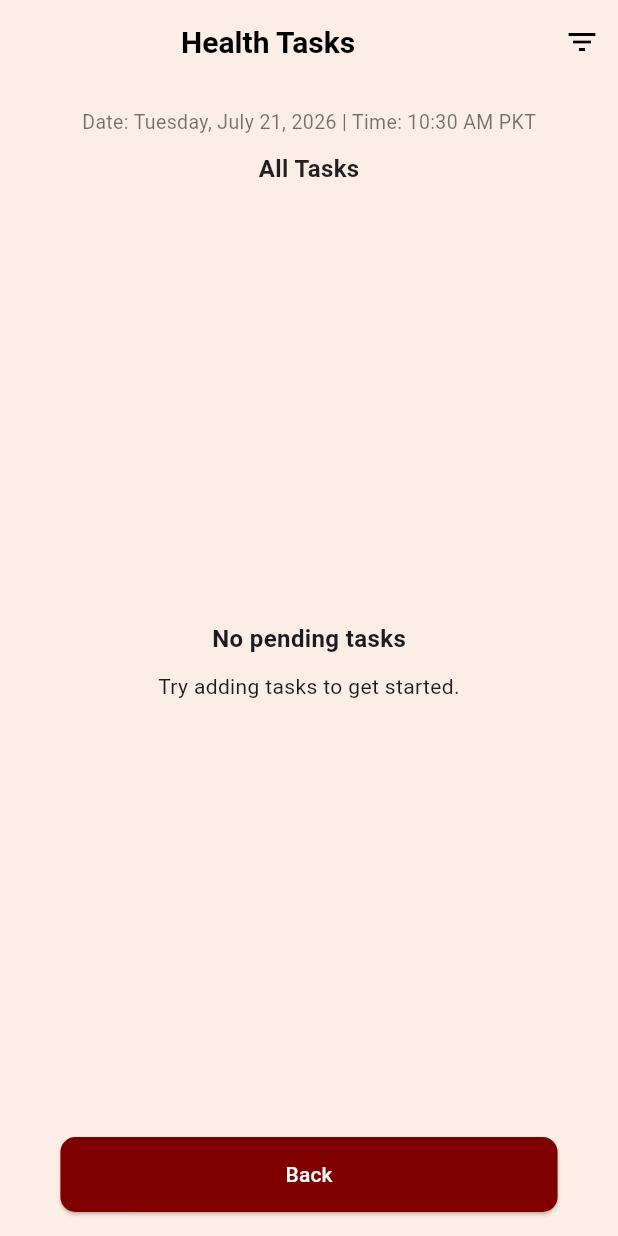
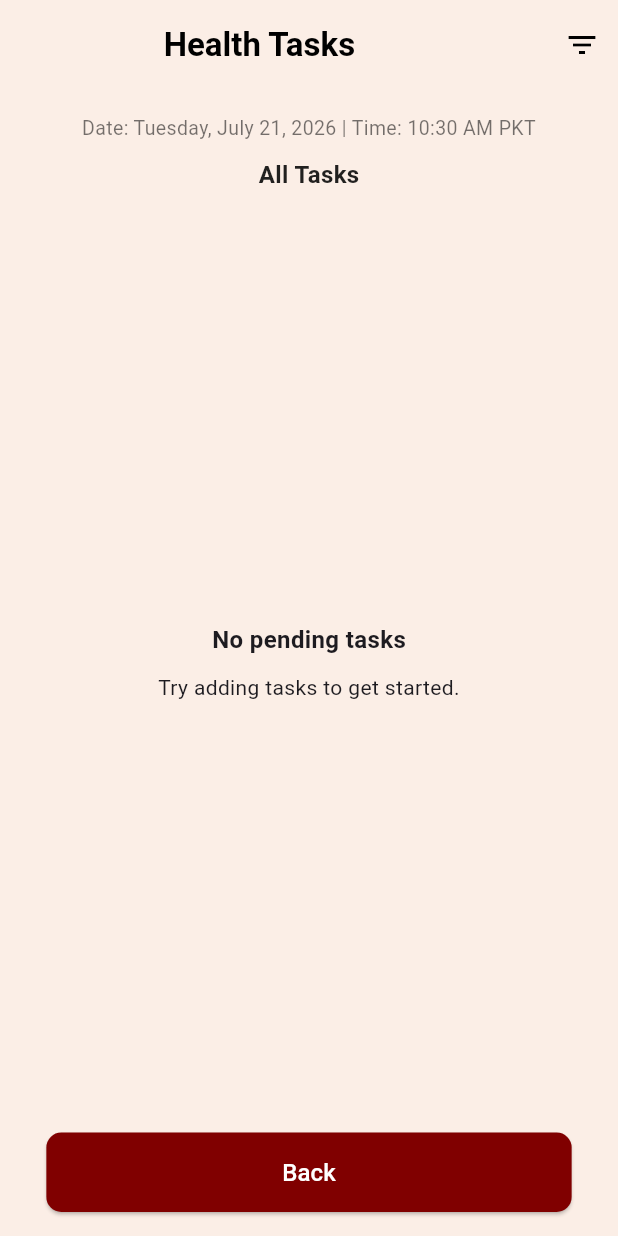
Before and after one commit to Munibafarooq-574/Aurado_2025, a Flutter app: the HealthScreen screen opened directly, on a phone screen of 412 x 824 dp. Run offline on Flutter 3.47's test engine with Material 3 defaults, Android fonts, the phone set to English and light mode, and no system bars; our stand-ins replace animated_text_kit, flutter_local_notifications, image_picker, permission_handler, shared_preferences, syncfusion_flutter_charts and 1 more; accounts and stored records are empty.

Commit message:
Improve task screens UI responsiveness and unify app bar design

```diff
--- a/aurado_2025/lib/screens/HealthScreen.dart
+++ b/aurado_2025/lib/screens/HealthScreen.dart
@@ -60,11 +60,19 @@ class _HealthScreenState extends State<HealthScreen> {
     return Scaffold(
       backgroundColor: fromHex(prefs.themeColor),
       appBar: AppBar(
+        toolbarHeight: 60,
         automaticallyImplyLeading: false,
         backgroundColor: fromHex(prefs.themeColor),
-        title: const Text(
-          'Health Tasks',
-          style: TextStyle(fontWeight: FontWeight.bold,color: Colors.black,),
+        title: FittedBox(
+          fit: BoxFit.scaleDown,
+          child: const Text(
+            'Health Tasks',
+            style: TextStyle(
+              fontWeight: FontWeight.bold,
+              color: Colors.black,
+              fontSize: 22,
+            ),
+          ),
         ),
         centerTitle: true,
         actions: [
@@ -119,7 +127,13 @@ class _HealthScreenState extends State<HealthScreen> {
             children: [
               Text(
                 'Date: $day, $date | Time: $time PKT',
-                style: const TextStyle(fontSize: 13, color: Colors.black54),
+                textAlign: TextAlign.center,
+                maxLines: 2,
+                overflow: TextOverflow.ellipsis,
+                style: const TextStyle(
+                  fontSize: 13,
+                  color: Colors.black54,
+                ),
               ),
               const SizedBox(height: 10),
               // <-- Add this Text widget here -->
@@ -172,15 +186,25 @@ class _HealthScreenState extends State<HealthScreen> {
                 ),
               ),
               const SizedBox(height: 10),
-              Center(
+              SizedBox(
+                //width: double.infinity,
+                width: MediaQuery.of(context).size.width * 0.85,
                 child: ElevatedButton(
                   onPressed: () => Navigator.pop(context),
                   style: ElevatedButton.styleFrom(
                     backgroundColor: const Color(0xFF800000),
-                    padding: const EdgeInsets.symmetric(horizontal: 150, vertical: 15),
-                    shape: RoundedRectangleBorder(borderRadius: BorderRadius.circular(10)),
+                    padding: const EdgeInsets.symmetric(vertical: 15),
+                    shape: RoundedRectangleBorder(
+                      borderRadius: BorderRadius.circular(10),
+                    ),
                   ),
-                  child: const Text('Back', style: TextStyle(color: Colors.white)),
+                  child: const Text(
+                    'Back',
+                    style: TextStyle(
+                      color: Colors.white,
+                      fontSize: 16,
+                    ),
+                  ),
                 ),
               ),
             ],
```
Also changed, not shown: aurado_2025/lib/screens/CompletedScreen.dart (+29 -6 lines), aurado_2025/lib/screens/HabitScreen.dart (+32 -8 lines), aurado_2025/lib/screens/PersonalScreen.dart (+32 -8 lines), aurado_2025/lib/screens/ShoppingScreen.dart (+32 -8 lines), aurado_2025/lib/screens/UpcomingScreen.dart (+23 -6 lines), aurado_2025/lib/screens/missed_screen.dart (+23 -8 lines), aurado_2025/lib/screens/today_screen.dart (+22 -9 lines), aurado_2025/lib/screens/work_screen.dart (+29 -10 lines).
